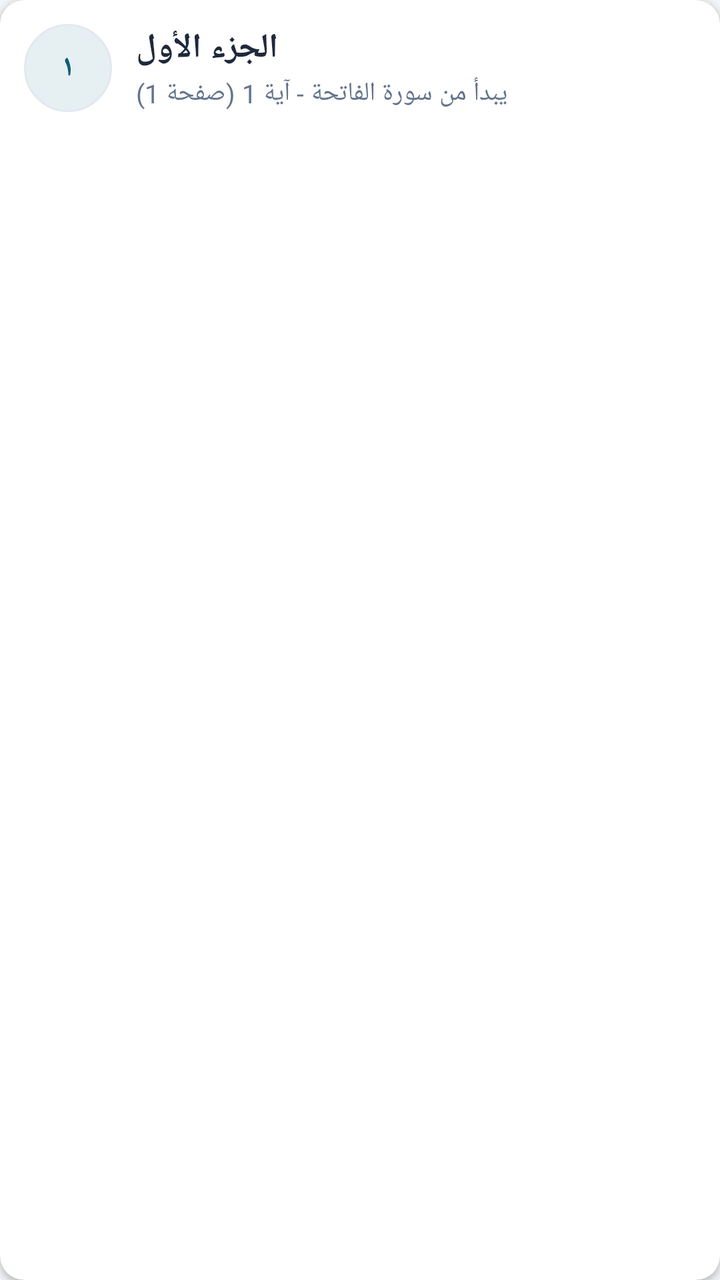
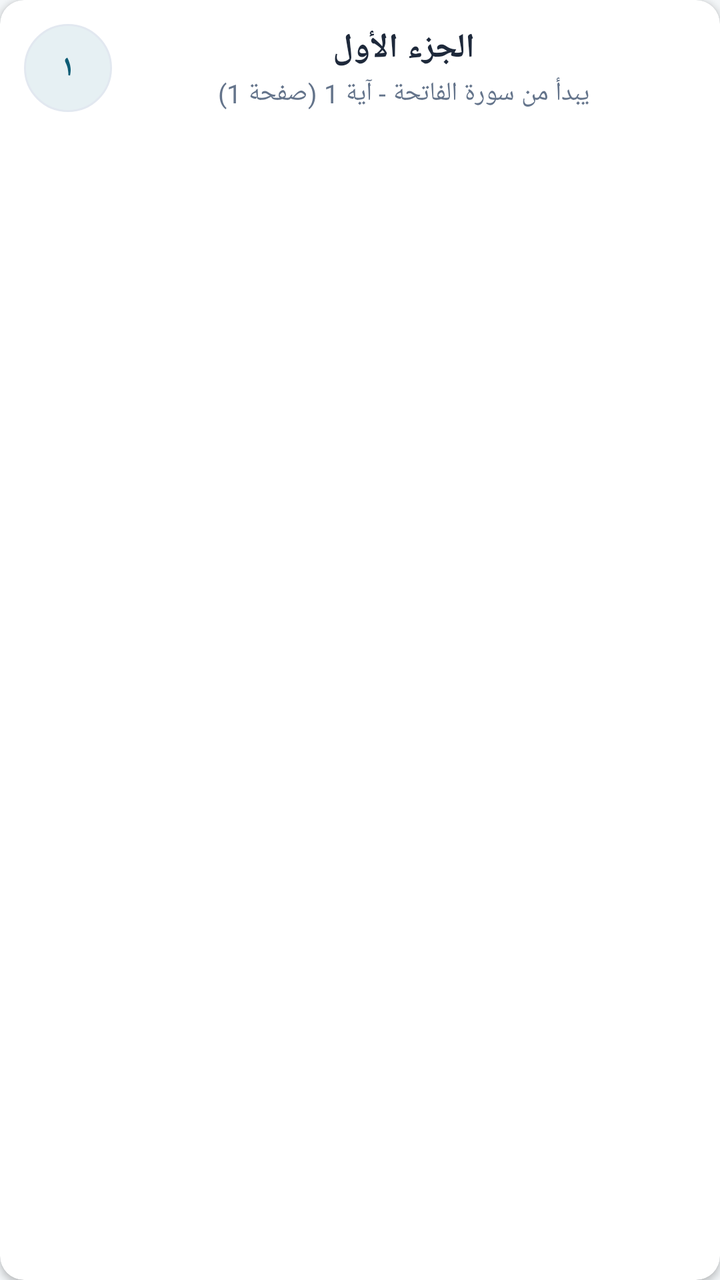

Screens rendered from an Android XML layout before and after an edit, with the pre-edit source and the edit as a unified diff.
<!-- AndroidManifest.xml: application theme AppTheme -->
<!-- res/layout/item_juz.xml -->
<?xml version="1.0" encoding="utf-8"?>
<androidx.cardview.widget.CardView xmlns:android="http://schemas.android.com/apk/res/android"
    xmlns:app="http://schemas.android.com/apk/res-auto"
    android:layout_width="match_parent"
    android:layout_height="wrap_content"
    android:layout_marginStart="8dp"
    android:layout_marginTop="4dp"
    android:layout_marginEnd="8dp"
    android:layout_marginBottom="4dp"
    app:cardBackgroundColor="@color/card_bg"
    app:cardCornerRadius="12dp"
    app:cardElevation="2dp">

    <LinearLayout
        android:layout_width="match_parent"
        android:layout_height="wrap_content"
        android:gravity="center_vertical"
        android:orientation="horizontal"
        android:padding="12dp">

        <FrameLayout
            android:layout_width="44dp"
            android:layout_height="44dp"
            android:background="@drawable/badge_bg_primary">

            <TextView
                android:id="@+id/tv_juz_number"
                android:layout_width="wrap_content"
                android:layout_height="wrap_content"
                android:layout_gravity="center"
                android:text="١"
                android:textColor="@color/colorPrimary"
                android:textSize="15sp"
                android:textStyle="bold" />
        </FrameLayout>

        <LinearLayout
            android:layout_width="0dp"
            android:layout_height="wrap_content"
            android:layout_weight="1"
            android:layout_marginStart="12dp"
            android:layout_marginEnd="12dp"
            android:orientation="vertical">

            <TextView
                android:id="@+id/tv_juz_title"
                android:layout_width="wrap_content"
                android:layout_height="wrap_content"
                android:text="الجزء الأول"
                android:textColor="@color/text_primary"
                android:textSize="17sp"
                android:textStyle="bold" />

            <TextView
                android:id="@+id/tv_juz_start_info"
                android:layout_width="wrap_content"
                android:layout_height="wrap_content"
                android:layout_marginTop="2dp"
                android:text="يبدأ من سورة الفاتحة - آية 1 (صفحة 1)"
                android:textColor="@color/text_secondary"
                android:textSize="13sp" />
        </LinearLayout>
    </LinearLayout>
</androidx.cardview.widget.CardView>
<!-- resources referenced by this layout -->
<resources>
  <color name="card_bg">#FFFFFF</color>
  <color name="colorPrimary">#0D5C75</color>
  <color name="text_primary">#1E293B</color>
  <color name="text_secondary">#64748B</color>
  <!-- drawable badge_bg_primary (drawable) -->
  <?xml version="1.0" encoding="utf-8"?>
  <shape xmlns:android="http://schemas.android.com/apk/res/android"
      android:shape="oval">
      <solid android:color="@color/chip_bg" />
      <stroke
          android:width="1dp"
          android:color="@color/card_stroke" />
  </shape>
  <style name="AppTheme" parent="Theme.MaterialComponents.DayNight.NoActionBar">
          
          <item name="colorPrimary">@color/colorPrimary</item>
          <item name="colorPrimaryDark">@color/colorPrimaryDark</item>
          <item name="colorAccent">@color/colorAccent</item>
          <item name="android:statusBarColor">@color/colorPrimaryDark</item>
          <item name="android:windowBackground">@color/bg_main</item>
  
          
          <item name="bg">@color/bg_main</item>
          <item name="cardViewBackground">@color/card_bg</item>
          <item name="primaryTextColor">@color/text_primary</item>
          <item name="SecondaryTextColor">@color/text_secondary</item>
          <item name="btn_bg">@color/colorPrimary</item>
          <item name="mainItemsColor">@color/colorPrimary</item>
      </style>
  <color name="chip_bg">#E6F0F3</color>
  <color name="card_stroke">#E2E8F0</color>
  <color name="colorPrimaryDark">#083E50</color>
  <color name="colorAccent">#D4AF37</color>
  <color name="bg_main">#F3F6F8</color>
</resources>

<!-- the commit's change to res/layout/item_juz.xml (unified diff, before → after) -->
@@ -36,6 +36,8 @@
 
         <LinearLayout
             android:layout_width="0dp"
+            android:layout_gravity="center"
+            android:gravity="center"
             android:layout_height="wrap_content"
             android:layout_weight="1"
             android:layout_marginStart="12dp"
